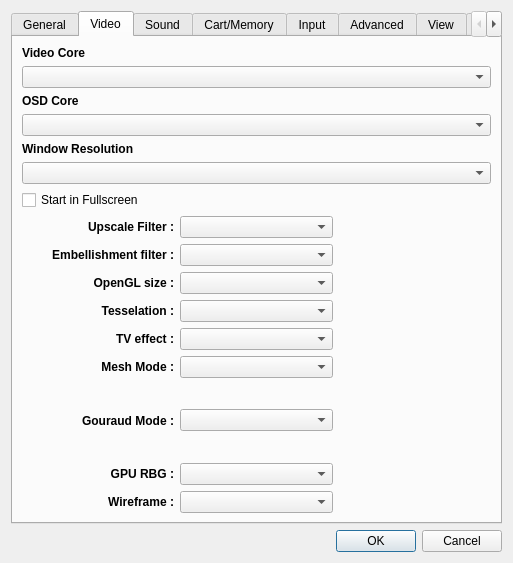
Old version of the form yabause/src/port/qt/ui/UISettings.ui in the repository Yabause/yabause.
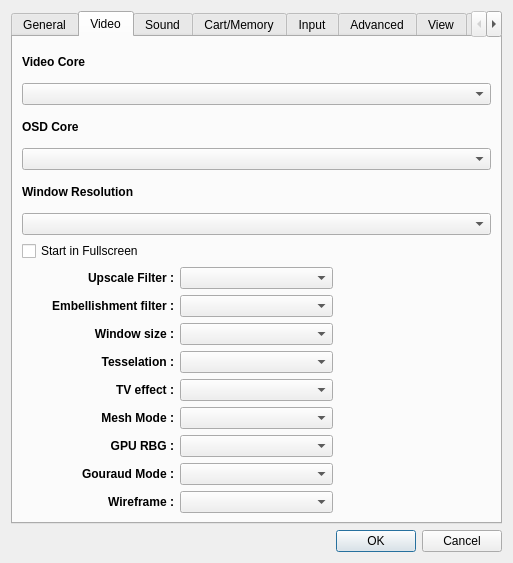
New version of the form. The open tabs and pages were chosen to show the change. Custom widgets are drawn as their Qt base class.

Commit message: Improve video option setup screen

The edit to the form file:
```diff
--- a/yabause/src/port/qt/ui/UISettings.ui
+++ b/yabause/src/port/qt/ui/UISettings.ui
@@ -258,19 +258,6 @@
          </property>
         </widget>
        </item>
-       <item row="25" column="0" colspan="3">
-        <spacer>
-         <property name="orientation">
-          <enum>Qt::Vertical</enum>
-         </property>
-         <property name="sizeHint" stdset="0">
-          <size>
-           <width>20</width>
-           <height>2</height>
-          </size>
-         </property>
-        </spacer>
-       </item>
        <item row="12" column="0">
         <widget class="QCheckBox" name="cbFullscreen">
          <property name="text">
@@ -350,7 +337,7 @@
 				</font>
 				</property>
 				<property name="text">
-					<string>OpenGL size :</string>
+					<string>Window size :</string>
 				</property>
 				<property name="textFormat">
 					<enum>Qt::PlainText</enum>
@@ -430,15 +417,15 @@
       <widget class="QComboBox" name="cbMeshModeFilter"/>
     </item>
     <item row="25" column="0">
-      <widget class="QLabel" name="BandingMode">
+      <widget class="QLabel" name="GPU RBG">
         <property name="font">
-        <font>
-          <weight>75</weight>
-          <bold>true</bold>
-        </font>
+          <font>
+            <weight>75</weight>
+            <bold>true</bold>
+          </font>
         </property>
         <property name="text">
-          <string>Gouraud Mode :</string>
+          <string>GPU RBG :</string>
         </property>
         <property name="textFormat">
           <enum>Qt::PlainText</enum>
@@ -449,29 +436,29 @@
       </widget>
     </item>
     <item row="25" column="1">
-      <widget class="QComboBox" name="cbBandingModeFilter"/>
+      <widget class="QComboBox" name="cbGPURBG"/>
     </item>
     <item row="26" column="0">
-			<widget class="QLabel" name="GPU RBG">
-				<property name="font">
-				<font>
-					<weight>75</weight>
-					<bold>true</bold>
-				</font>
-				</property>
-				<property name="text">
-					<string>GPU RBG :</string>
-				</property>
-				<property name="textFormat">
-					<enum>Qt::PlainText</enum>
-				</property>
-				<property name="alignment" >
-					<set>Qt::AlignRight|Qt::AlignVCenter</set>
-				</property>
-			</widget>
-		</item>
+      <widget class="QLabel" name="BandingMode">
+        <property name="font">
+        <font>
+          <weight>75</weight>
+          <bold>true</bold>
+        </font>
+        </property>
+        <property name="text">
+          <string>Gouraud Mode :</string>
+        </property>
+        <property name="textFormat">
+          <enum>Qt::PlainText</enum>
+        </property>
+        <property name="alignment" >
+          <set>Qt::AlignRight|Qt::AlignVCenter</set>
+        </property>
+      </widget>
+    </item>
     <item row="26" column="1">
-      <widget class="QComboBox" name="cbGPURBG"/>
+      <widget class="QComboBox" name="cbBandingModeFilter"/>
     </item>
     <item row="27" column="0">
 			<widget class="QLabel" name="Wireframe">
```
The commit also changes 2 other files.
